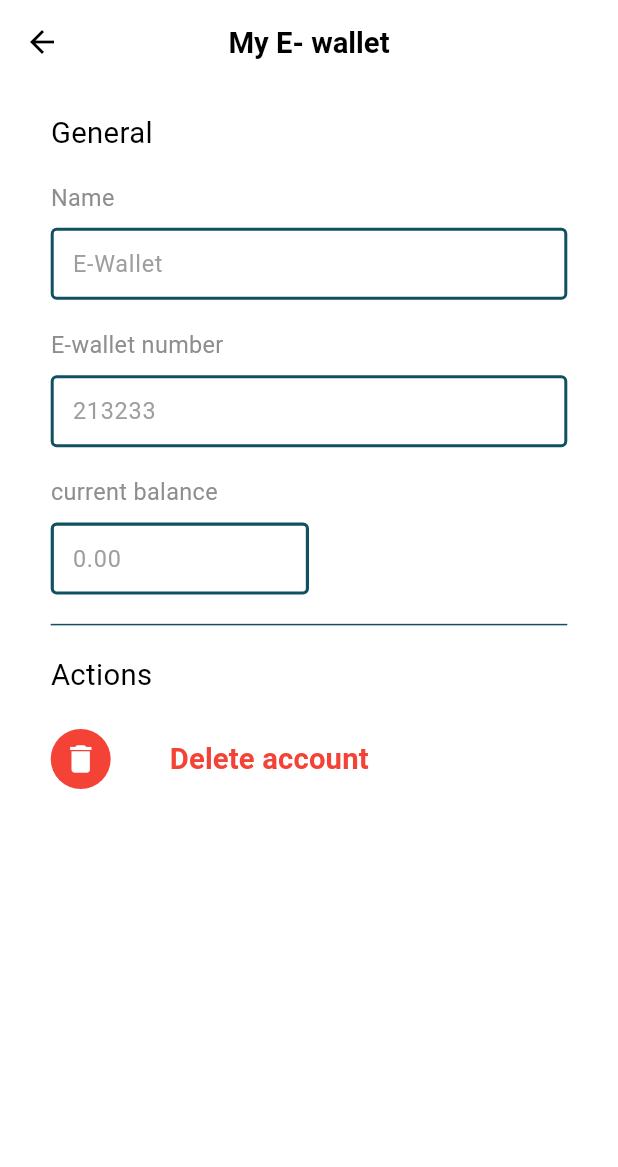
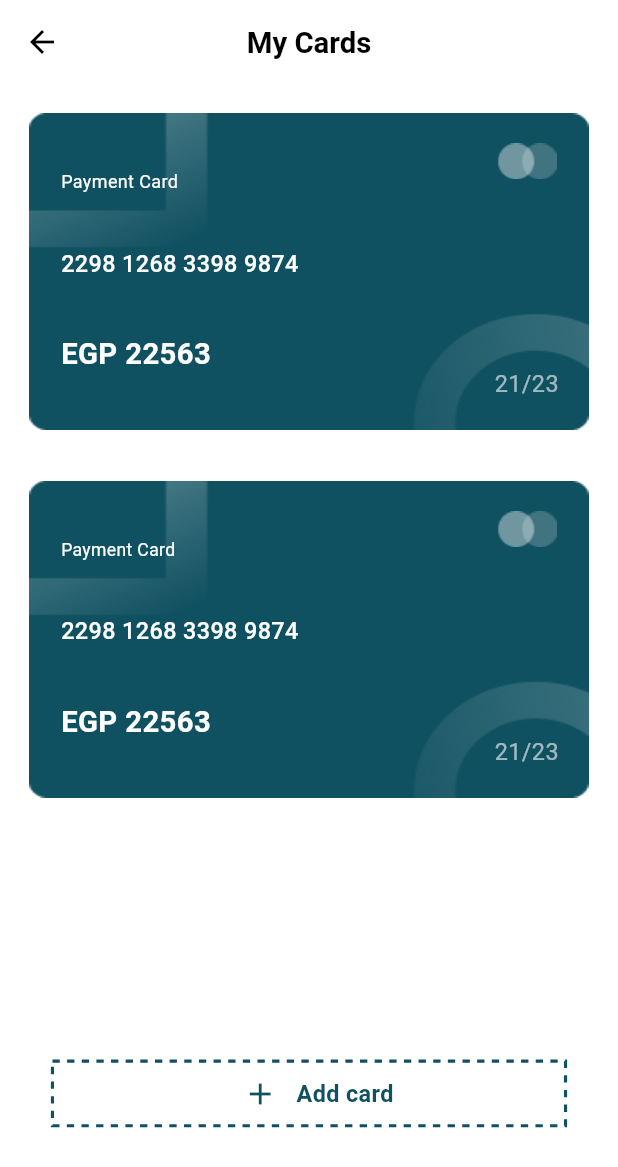
Before and after one commit to wealthwiseteam/wealth-wise-app, a Flutter app: the screen it shows after launch, on a phone screen of 412 x 824 dp. Shown: the top 1167 px of the screen. Run offline on Flutter 3.47's test engine with Material 2 defaults, Android fonts, the phone set to English and light mode, and no system bars; drawn by our look-alikes of dotted_border; our stand-ins replace another_flushbar, dio, equatable, flutter_screenutil, flutter_svg, internet_connection_checker.

Commit message:
feat:build my cards page

```diff
--- a/lib/main.dart
+++ b/lib/main.dart
@@ -8,8 +8,9 @@ import 'package:wealth_wise/view/pages/auth/login/logIn_page.dart';
 import 'resources/localization/generated/l10n.dart';
 import 'resources/router/app_router.dart';
 import 'view/pages/accounts/accounts/accounts_page.dart';
-import 'view/pages/accounts/add_e_wallet/add_e_wallet_page.dart';
-import 'view/pages/accounts/e-wallet/e_wallet_page.dart';
+import 'view/pages/accounts/credit_card/my_cards/my_cards_page.dart';
+import 'view/pages/accounts/e-wallet/add_e_wallet/add_e_wallet_page.dart';
+import 'view/pages/accounts/e-wallet/e_wallet/e_wallet_page.dart';
 import 'view/pages/auth/congrats/congrats_page.dart';
 import 'view/pages/auth/create_new_password/create_new_password.dart';
 import 'view/pages/auth/face_id/face_id_page.dart';
@@ -49,7 +50,7 @@ class MyApp extends StatelessWidget {
             physics: const BouncingScrollPhysics(),
           ),
           onGenerateRoute: RouteGenerate.getRoute,
-          home: AddEWalletPage(),
+          home: MyCardsPage(),
         );
       },
     );
--- a/lib/resources/localization/l10n/intl_en.arb
+++ b/lib/resources/localization/l10n/intl_en.arb
@@ -145,7 +145,9 @@
     "deleteAccount" : "Delete account",
     "sureDeleteAccount" : "Are you sure to delete this?",
     "sureDeleteAccountSubTitle" : "Once deleted, you cannot recover it",
-    "delete" : "Delete"
-
+    "delete" : "Delete",
+    "myCards": "My Cards",
+    "paymentCard": "Payment Card",
+    "numberCard": "2298 1268 3398 9874 "
 
     }
--- /dev/null
+++ b/lib/view/pages/accounts/credit_card/my_cards/my_cards_page.dart
@@ -0,0 +1,241 @@
+import 'package:dotted_border/dotted_border.dart';
+import 'package:flutter/material.dart';
+import 'package:flutter_screenutil/flutter_screenutil.dart';
+import 'package:wealth_wise/resources/extensions/extensions.dart';
+
+import '../../../../../resources/constants/app_assets.dart';
+import '../../../../../resources/localization/generated/l10n.dart';
+import '../../../../../resources/styles/app_colors.dart';
+import '../../../../widgets/public_card.dart';
+import '../../../../widgets/public_text.dart';
+
+class MyCardsPage extends StatefulWidget {
+  MyCardsPage({super.key});
+
+  @override
+  State<MyCardsPage> createState() => _MyCardsPageState();
+}
+
+class _MyCardsPageState extends State<MyCardsPage> {
+  @override
+  Widget build(BuildContext context) {
+    final phoneSize = MediaQuery.sizeOf(context);
+    return Scaffold(
+      appBar: AppBar(
+        leading: IconButton(
+            icon: const Icon(Icons.arrow_back_outlined),
+            onPressed: () async {
+              // for closing keyboard before pop the page to avoid errors
+              FocusScope.of(context).unfocus();
+              await Future.delayed(const Duration(milliseconds: 10));
+              if (!mounted) return;
+              Navigator.pop(context);
+            }),
+        title: PublicText(
+            txt: S.of(context).myCards, size: 20.sp, fw: FontWeight.w700),
+        centerTitle: true,
+      ),
+      body: SafeArea(
+        child: Padding(
+          padding: EdgeInsets.all(20.0.h),
+          child: Column(
+            children: [
+              SizedBox(
+                height: phoneSize.height / 4.h,
+                width: phoneSize.width,
+                child: Stack(
+                  children: [
+                    SizedBox(
+                        width: phoneSize.width,
+                        child: Image.asset(
+                          AppAssets.maskGroup,
+                          fit: BoxFit.fill,
+                        )),
+                    Row(
+                      children: [
+                        Padding(
+                          padding: EdgeInsets.symmetric(
+                              vertical: 20.h, horizontal: 20.w),
+                          child: Column(
+                            crossAxisAlignment: CrossAxisAlignment.start,
+                            children: [
+                          Spacer(
+                                flex: 1.bitLength,
+                              ),
+                              PublicText(
+                                txt: S.of(context).paymentCard,
+                                color: Colors.white,
+                                size: 12,
+                                fw: FontWeight.w400,
+                                ff: "Poppins",
+                              ),
+                              Spacer(
+                                flex: 2.bitLength,
+                              ),
+                              // دة مش هيبقي const
+                              PublicText(
+                                txt: S.of(context).numberCard,
+                                color: Colors.white,
+                                size: 16.sp,
+                                fw: FontWeight.w500,
+                                ff: "Poppins",
+                              ),
+                            Spacer(
+                                flex: 3.bitLength,
+                              ),
+                              // دة مش هيبقي const
+                              PublicText(
+                                txt: 'EGP 22563',
+                                color: Colors.white,
+                                size: 20.sp,
+                                fw: FontWeight.w600,
+                                ff: "Poppins",
+                              ),
+                              Spacer(
+                                flex: 1.bitLength,
+                              ),
+                            ],
+                          ),
+                        ),
+                        const Spacer(),
+                        Padding(
+                          padding: const EdgeInsets.all(20.0),
+                          child: Column(
+                            children: [
+                              Image.asset(AppAssets.group),
+                              const Spacer(),
+                              const PublicText(
+                                txt: '21/23',
+                                color: Colors.white60,
+                                ff: "Poppins",
+                                fw: FontWeight.w400,
+                              )
+                            ],
+                          ),
+                        ),
+                      ],
+                    ),
+                  ],
+                ),
+              ),
+             35.ph,
+              SizedBox(
+                height: phoneSize.height / 4.h,
+                width: phoneSize.width,
+                child: Stack(
+                  children: [
+                    SizedBox(
+                        width: phoneSize.width,
+                        child: Image.asset(
+                          AppAssets.maskGroup,
+                          fit: BoxFit.fill,
+                        )),
+                    Row(
+                      children: [
+                        Padding(
+                          padding: EdgeInsets.symmetric(
+                              vertical: 20.h, horizontal: 20.w),
+                          child: Column(
+                            crossAxisAlignment: CrossAxisAlignment.start,
+                            children: [
+                             Spacer(
+                                flex: 1.bitLength,
+                              ),
+                              PublicText(
+                                txt: S.of(context).paymentCard,
+                                color: Colors.white,
+                                size: 12.sp,
+                                fw: FontWeight.w400,
+                                ff: "Poppins",
+                              ),
+                              Spacer(
+                                flex: 2.bitLength,
+                              ),
+                              // دة مش هيبقي const
+                              PublicText(
+                                txt: S.of(context).numberCard,
+                                color: Colors.white,
+                                size: 16.sp,
+                                fw: FontWeight.w500,
+                                ff: "Poppins",
+                              ),
+ Spacer(
+                                flex: 3.bitLength,
+                              ),
+                              // دة مش هيبقي const
+                              PublicText(
+                                txt: 'EGP 22563',
+                                color: Colors.white,
+                                size: 20.sp,
+                                fw: FontWeight.w600,
+                                ff: "Poppins",
+                              ),
+                              Spacer(
+                                flex: 1.bitLength,
+                              ),
+                            ],
+                          ),
+                        ),
+                        const Spacer(),
+                        Padding(
+                          padding: const EdgeInsets.all(20.0),
+                          child: Column(
+                            children: [
+                              Image.asset(AppAssets.group),
+                              const Spacer(),
+                              const PublicText(
+                                txt: '21/23',
+                                color: Colors.white60,
+                                ff: "Poppins",
+                                fw: FontWeight.w400,
+                              )
+                            ],
+                          ),
+                        ),
+                      ],
+                    ),
+                  ],
+                ),
+              ),
+              180.ph,
+              DottedBorder(
+                radius: const Radius.circular(10),
+                color: AppColors.mintGreen,
+                strokeWidth: 2.w,
+                dashPattern:  [
+                  5.h,
+                  5.h,
+                ],
+                child: Container(
+                  width: 320.w,
+                  height: 40.h,
+                  decoration: BoxDecoration(
+                    borderRadius: BorderRadius.circular(10),
+                  ),
+                  child: Row(
+                    mainAxisAlignment: MainAxisAlignment.center,
+                    children: [
+                      IconButton(
+                          onPressed: () {},
+                          icon: const Icon(
+                            Icons.add,
+                            color: AppColors.mintGreen,
+                          )),
+                      PublicText(
+                        txt: S.of(context).addCard,
+                        size: 16.sp,
+                        fw: FontWeight.w600,
+                        ff: "Inter",
+                        color: AppColors.mintGreen,
+                      )
+                    ],
+                  ),
+                ),
+              )
+            ],
+          ),
+        ),
+      ),
+    );
+  }
+}
```
Also changed, not shown: lib/view/pages/accounts/e-wallet/add_e_wallet/add_e_wallet_page.dart (renamed from lib/view/pages/accounts/add_e_wallet/add_e_wallet_page.dart, +7 -7 lines), lib/view/pages/accounts/e-wallet/e_wallet/e_wallet_page.dart (renamed from lib/view/pages/accounts/e-wallet/e_wallet_page.dart, +4 -4 lines), lib/resources/localization/generated/intl/messages_en.dart, lib/resources/localization/generated/l10n.dart.
